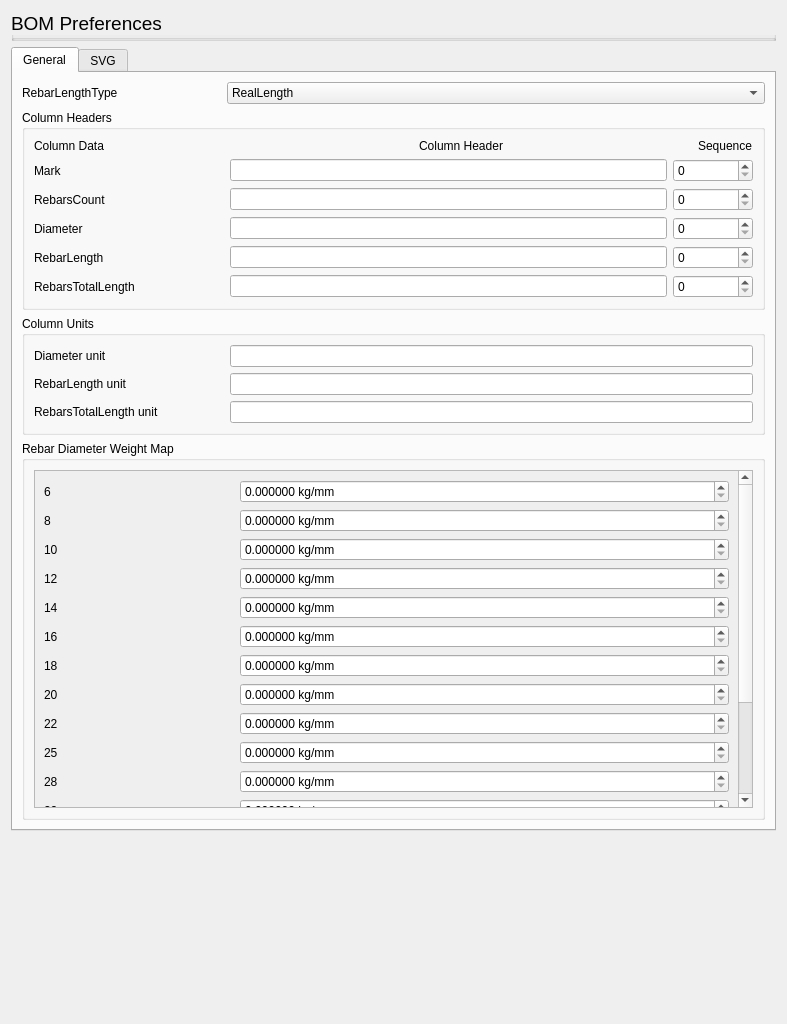
Before: the Qt Designer form BillOfMaterial/BOMPreferences.ui in amrit3701/FreeCAD-Reinforcement, drawn with Qt 5.
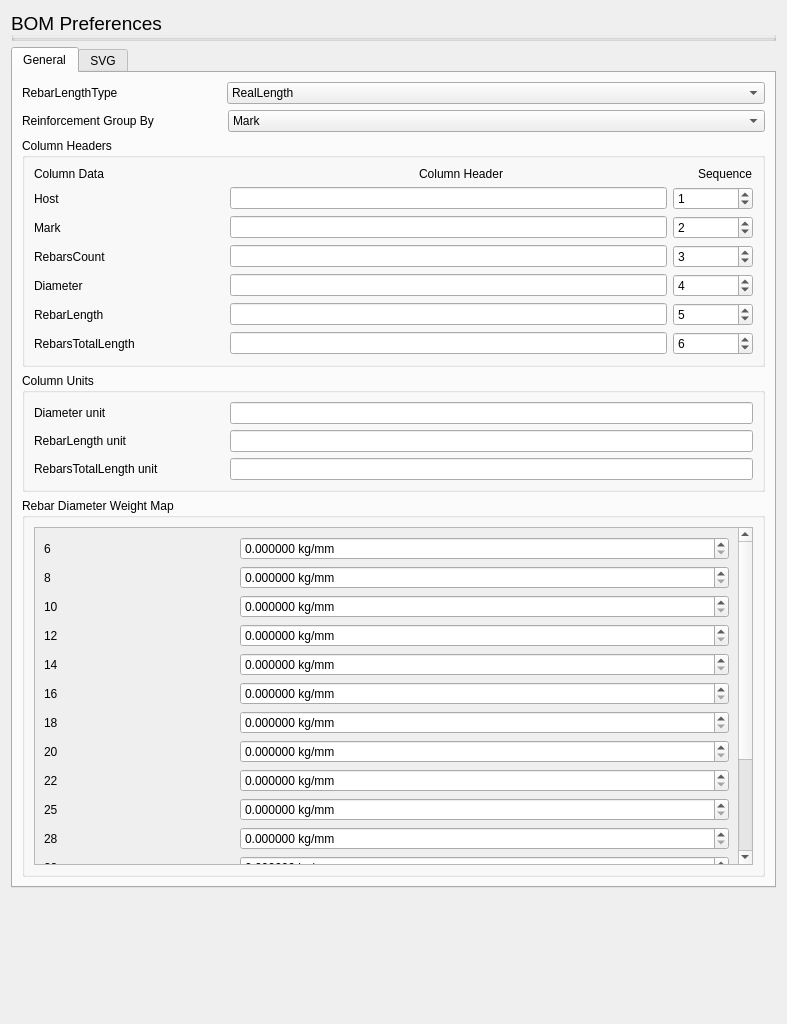
After: the same form once the commit is applied. Custom widgets are drawn as their Qt base class.

Commit message: Add reinforcement_group_by in BOM Gui and Preferences

The edit to the form file:
```diff
--- a/BillOfMaterial/BOMPreferences.ui
+++ b/BillOfMaterial/BOMPreferences.ui
@@ -91,6 +91,52 @@
          </item>
         </layout>
        </item>
+       <item>
+        <layout class="QHBoxLayout" name="horizontalLayout_12">
+         <property name="spacing">
+          <number>6</number>
+         </property>
+         <item>
+          <widget class="QLabel" name="reinforcementGroupByLabel">
+           <property name="sizePolicy">
+            <sizepolicy hsizetype="Fixed" vsizetype="Preferred">
+             <horstretch>0</horstretch>
+             <verstretch>0</verstretch>
+            </sizepolicy>
+           </property>
+           <property name="minimumSize">
+            <size>
+             <width>200</width>
+             <height>0</height>
+            </size>
+           </property>
+           <property name="text">
+            <string>Reinforcement Group By</string>
+           </property>
+          </widget>
+         </item>
+         <item>
+          <widget class="Gui::PrefComboBox" name="reinforcementGroupBy">
+           <property name="prefEntry" stdset="0">
+            <cstring>ReinforcementGroupBy</cstring>
+           </property>
+           <property name="prefPath" stdset="0">
+            <cstring>Mod/RebarTools/BOM</cstring>
+           </property>
+           <item>
+            <property name="text">
+             <string>Mark</string>
+            </property>
+           </item>
+           <item>
+            <property name="text">
+             <string>Host</string>
+            </property>
+           </item>
+          </widget>
+         </item>
+        </layout>
+       </item>
        <item>
         <widget class="QGroupBox" name="columnHeaders">
          <property name="title">
@@ -146,6 +192,55 @@
             </item>
            </layout>
           </item>
+          <item>
+           <layout class="QHBoxLayout" name="horizontalLayout_13">
+            <item>
+             <widget class="QLabel" name="host">
+              <property name="minimumSize">
+               <size>
+                <width>190</width>
+                <height>0</height>
+               </size>
+              </property>
+              <property name="text">
+               <string>Host</string>
+              </property>
+             </widget>
+            </item>
+            <item>
+             <widget class="Gui::PrefLineEdit" name="hostHeader">
+              <property name="prefEntry" stdset="0">
+               <cstring>display</cstring>
+              </property>
+              <property name="prefPath" stdset="0">
+               <cstring>Mod/RebarTools/BOM/ColumnHeaders/Host</cstring>
+              </property>
+             </widget>
+            </item>
+            <item>
+             <widget class="Gui::PrefSpinBox" name="hostSequence">
+              <property name="minimumSize">
+               <size>
+                <width>80</width>
+                <height>0</height>
+               </size>
+              </property>
+              <property name="toolTip">
+               <string>Set sequence to 0 to hide column</string>
+              </property>
+              <property name="value">
+               <number>1</number>
+              </property>
+              <property name="prefEntry" stdset="0">
+               <cstring>sequence</cstring>
+              </property>
+              <property name="prefPath" stdset="0">
+               <cstring>Mod/RebarTools/BOM/ColumnHeaders/Host</cstring>
+              </property>
+             </widget>
+            </item>
+           </layout>
+          </item>
           <item>
            <layout class="QHBoxLayout" name="horizontalLayout_2">
             <item>
@@ -182,6 +277,9 @@
               <property name="toolTip">
                <string>Set sequence to 0 to hide column</string>
               </property>
+              <property name="value">
+               <number>2</number>
+              </property>
               <property name="prefEntry" stdset="0">
                <cstring>sequence</cstring>
               </property>
@@ -228,6 +326,9 @@
               <property name="toolTip">
                <string>Set sequence to 0 to hide column</string>
               </property>
+              <property name="value">
+               <number>3</number>
+              </property>
               <property name="prefEntry" stdset="0">
                <cstring>sequence</cstring>
               </property>
@@ -274,6 +375,9 @@
               <property name="toolTip">
                <string>Set sequence to 0 to hide column</string>
               </property>
+              <property name="value">
+               <number>4</number>
+              </property>
               <property name="prefEntry" stdset="0">
                <cstring>sequence</cstring>
               </property>
@@ -320,6 +424,9 @@
               <property name="toolTip">
                <string>Set sequence to 0 to hide column</string>
               </property>
+              <property name="value">
+               <number>5</number>
+              </property>
               <property name="prefEntry" stdset="0">
                <cstring>sequence</cstring>
               </property>
@@ -366,6 +473,9 @@
               <property name="toolTip">
                <string>Set sequence to 0 to hide column</string>
               </property>
+              <property name="value">
+               <number>6</number>
+              </property>
               <property name="prefEntry" stdset="0">
                <cstring>sequence</cstring>
               </property>
```
The commit also changes 7 other files.
